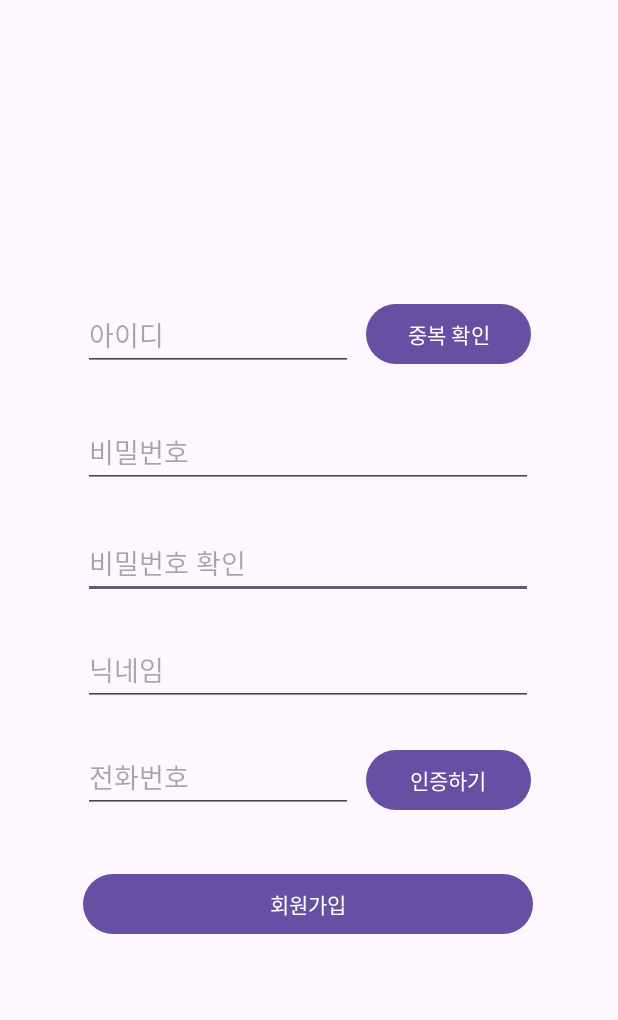
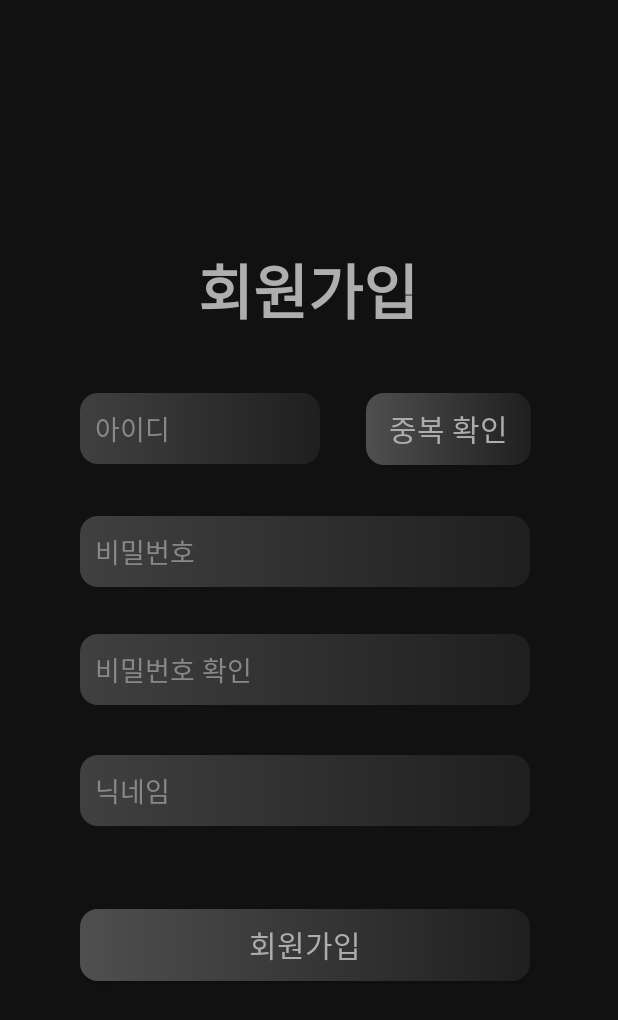
Before and after one commit to kimnayeon16/DrumsComeTrue, an Android app: the JoinActivity screen opened directly, with no data from a screen before it, after a tap on "회원가입", on a phone screen of 412 x 824 dp. Shown: the top 1020 px of the screen. Run offline under Robolectric (Android 15) with nearby library versions, the phone set to English and light mode, and no system bars.

Commit message:
feat: 회원가입 구현 완료

```diff
--- a/FE/app/src/main/java/com/ssafy/drumscometrue/retrofit2/ApiService.kt
+++ b/FE/app/src/main/java/com/ssafy/drumscometrue/retrofit2/ApiService.kt
@@ -1,14 +1,25 @@
 package com.ssafy.drumscometrue.retrofit2
 
+import com.ssafy.drumscometrue.user.join.JoinReq
 import com.ssafy.drumscometrue.user.login.LoginReq
 import okhttp3.ResponseBody
 import retrofit2.Call
 import retrofit2.http.Body
+import retrofit2.http.GET
 import retrofit2.http.Headers
 import retrofit2.http.POST
+import retrofit2.http.Path
 
 interface ApiService {
     @Headers("Content-Type: application/json")
     @POST("/api/v1/user/login")
     fun login(@Body req: LoginReq): Call<ResponseBody>
+
+    @Headers("Content-Type: application/json")
+    @POST("/api/v1/user/signup")
+    fun join(@Body req: JoinReq): Call<ResponseBody>
+
+    @Headers("Content-Type: application/json")
+    @GET("/api/v1/user/login/check/{userId}")
+    fun checkUserId(@Path("userId") userId: String): Call<ResponseBody>
 }
--- a/FE/app/src/main/java/com/ssafy/drumscometrue/user/join/JoinActivity.kt
+++ b/FE/app/src/main/java/com/ssafy/drumscometrue/user/join/JoinActivity.kt
@@ -1,61 +1,166 @@
 package com.ssafy.drumscometrue.user
 
+import android.content.Intent
 import android.os.Bundle
+import android.util.Log
 import android.widget.Button
 import android.widget.EditText
 import android.widget.Toast
+import androidx.appcompat.app.AlertDialog
 import androidx.appcompat.app.AppCompatActivity
+import com.google.gson.JsonSyntaxException
 import com.ssafy.drumscometrue.R
 import com.ssafy.drumscometrue.retrofit2.ApiService
+import com.ssafy.drumscometrue.user.join.JoinReq
+import com.ssafy.drumscometrue.user.login.LoginActivity
+import okhttp3.ResponseBody
+import retrofit2.Call
+import retrofit2.Callback
+import retrofit2.Response
 import retrofit2.Retrofit
 import retrofit2.converter.gson.GsonConverterFactory
 
 class JoinActivity : AppCompatActivity() {
 
+    // Text
+    private lateinit var userIdText: EditText
+    private lateinit var userPwText: EditText
+    private lateinit var userPwCheckText: EditText
+    private lateinit var userNameText: EditText
+
+    // Btn
+    private lateinit var userIdCheckBtn: Button
+    private lateinit var joinSubmitBtn: Button
+
+    private lateinit var retrofit: Retrofit
+    private lateinit var apiService: ApiService
+
     override fun onCreate(savedInstanceState: Bundle?) {
         super.onCreate(savedInstanceState)
         setContentView(R.layout.activity_join)
 
+        initUi()
+        setupListener()
+    }
+
+    private fun initUi() {
         // Text
-        var userIdText = findViewById<EditText>(R.id.user_id)
-        var userPwText = findViewById<EditText>(R.id.user_pwd)
-        var userPwCheckText = findViewById<EditText>(R.id.user_pwd_check)
-        var userNameText = findViewById<EditText>(R.id.user_name)
-        var userPhoneText = findViewById<EditText>(R.id.user_phone)
+        userIdText = findViewById<EditText>(R.id.user_id)
+        userPwText = findViewById<EditText>(R.id.user_pwd)
+        userPwCheckText = findViewById<EditText>(R.id.user_pwd_check)
+        userNameText = findViewById<EditText>(R.id.user_name)
 
         // Btn
-        val userIdCheckBtn = findViewById<Button>(R.id.user_id_dp_check)
-        val userPhoneCheckBtn = findViewById<Button>(R.id.user_phone_check)
-        val joinSubmitBtn = findViewById<Button>(R.id.join_submit)
+        userIdCheckBtn = findViewById<Button>(R.id.user_id_dp_check)
+        joinSubmitBtn = findViewById<Button>(R.id.join_submit)
 
-        // Retrofit set
-        val retrofit = Retrofit.Builder()
+
+        retrofit = Retrofit.Builder()
             .baseUrl("https://j9b107.p.ssafy.io:8000")
             .addConverterFactory(GsonConverterFactory.create())
             .build()
 
-        val apiService = retrofit.create(ApiService::class.java)
-        // end
+        apiService = retrofit.create(ApiService::class.java)
+    }
+
+    private fun setupListener() {
 
         // 아이디 중복 확인
-        userIdCheckBtn.setOnClickListener {
-            val userId = userIdText.text.toString()
-            Toast.makeText(this, userId, Toast.LENGTH_SHORT).show()
-        }
+        userIdCheckBtn.setOnClickListener { handleUserIdCheckClick() }
 
-        // 핸드폰 인증
-        userPhoneCheckBtn.setOnClickListener {
-            val phoneNumber = userPhoneText.text.toString()
-        }
-
-        // 회원가입
-        joinSubmitBtn.setOnClickListener {
-            val userId = userIdText.text.toString()
-            val userPw = userPwText.text.toString()
-            val userName = userNameText.text.toString()
-
-        }
+        // 회원 가입
+        joinSubmitBtn.setOnClickListener { handleJoinSubmitClick() }
 
     }
 
+    private fun handleUserIdCheckClick() {
+        // 버튼 리스너 설정
+        val userId = userIdText.text.toString()
+
+        // 호출해서 error 나오면 중복되었습니다 modal
+        apiService.checkUserId(userId)
+            .enqueue(object : Callback<ResponseBody> {
+                override fun onResponse(
+                    call: Call<ResponseBody>,
+                    response: Response<ResponseBody>
+                ) {
+                    Log.d("HTTP Status Code", response.code().toString())
+                    try {
+                        if (response.isSuccessful) {
+                            // 사용 가능한 아이디
+                            val dialog = AlertDialog.Builder(this@JoinActivity)
+                                .setMessage("사용 가능한 아이디 입니다.")
+                                .setPositiveButton("확인") { _, _ -> }
+                                .create()
+
+                            dialog.show()
+                        } else {
+                            // 사용 가능한 아이디
+                            val dialog = AlertDialog.Builder(this@JoinActivity)
+                                .setMessage("중복된 아이디 입니다.")
+                                .setPositiveButton("확인") { _, _ -> }
+                                .create()
+
+                            dialog.show()
+                        }
+                    } catch (e: JsonSyntaxException) {
+                        Log.d("error", "JSON 파싱 오류: ")
+                    }
+                }
+
+                override fun onFailure(call: Call<ResponseBody>, t: Throwable) {
+                    Log.d("Resp onFailure?", "실행됨")
+                }
+            })
+
+    }
+
+    private fun handleJoinSubmitClick() {
+        val joinReq = JoinReq(
+            userId = userIdText.text.toString(),
+            userPw = userPwText.text.toString(),
+            userName = userNameText.text.toString()
+        )
+
+        apiService.join(joinReq)
+            .enqueue(object : Callback<ResponseBody> {
+                override fun onResponse(
+                    call: Call<ResponseBody>,
+                    response: Response<ResponseBody>
+                ) {
+                    Log.d("HTTP Status Code", response.code().toString())
+                    try {
+                        if (response.isSuccessful) {
+                            // 회원가입 성공 다이얼로그 띄우기
+                            val dialog = AlertDialog.Builder(this@JoinActivity)
+                                .setTitle("회원가입 성공")
+                                .setMessage("회원가입이 완료되었습니다.")
+                                .setPositiveButton("확인") { _, _ ->
+                                    // 메인 페이지로 이동
+                                    val intent = Intent(this@JoinActivity, LoginActivity::class.java)
+                                    startActivity(intent)
+                                }
+                                .create()
+
+                            dialog.show()
+                        } else {
+                            // 회원가입 실패
+                            val dialog = AlertDialog.Builder(this@JoinActivity)
+                                .setTitle("회원가입 실패")
+                                .setMessage("정보를 다시 확인해주세요.")
+                                .setPositiveButton("확인") { _, _ -> }
+                                .create()
+
+                            dialog.show()
+                        }
+                    } catch (e: JsonSyntaxException) {
+                        Log.d("error", "JSON 파싱 오류: ")
+                    }
+                }
+
+                override fun onFailure(call: Call<ResponseBody>, t: Throwable) {
+                    Log.d("Resp onFailure?", "실행됨")
+                }
+            })
+    }
 }
--- /dev/null
+++ b/FE/app/src/main/java/com/ssafy/drumscometrue/user/join/JoinReq.kt
@@ -0,0 +1,9 @@
+package com.ssafy.drumscometrue.user.join
+
+import com.google.gson.annotations.SerializedName
+
+data class JoinReq(
+    @SerializedName("userId") val userId: String?,
+    @SerializedName("userName") val userName: String?,
+    @SerializedName("userPw") val userPw: String?
+)
--- a/FE/app/src/main/java/com/ssafy/drumscometrue/user/login/LoginActivity.kt
+++ b/FE/app/src/main/java/com/ssafy/drumscometrue/user/login/LoginActivity.kt
@@ -39,8 +39,6 @@ class LoginActivity : AppCompatActivity() {
     // Text
     private lateinit var loginIdText: EditText
     private lateinit var loginPwdText: EditText
-    private lateinit var findIdText: TextView
-    private lateinit var findPwdText: TextView
     private lateinit var joinText: TextView
     private lateinit var joinBtn: TextView
 
@@ -74,8 +72,6 @@ class LoginActivity : AppCompatActivity() {
 
         loginIdText = findViewById(R.id.login_id)
         loginPwdText = findViewById(R.id.login_pwd)
-        findIdText = findViewById(R.id.find_user_id)
-        findPwdText = findViewById(R.id.find_user_pwd)
         joinText = findViewById(R.id.join_user)
         joinBtn = findViewById(R.id.join_user)
 
--- a/FE/app/src/main/res/layout/activity_join.xml
+++ b/FE/app/src/main/res/layout/activity_join.xml
@@ -1,114 +1,123 @@
 <?xml version="1.0" encoding="utf-8"?>
 <androidx.constraintlayout.widget.ConstraintLayout xmlns:android="http://schemas.android.com/apk/res/android"
     xmlns:app="http://schemas.android.com/apk/res-auto"
-    xmlns:tools="http://schemas.android.com/tools"
     android:layout_width="match_parent"
-    android:layout_height="match_parent">
+    android:layout_height="match_parent"
+    android:background="#121111"
+    >
 
-    <Button
+    <TextView
+        android:id="@+id/app_name"
+        android:layout_width="wrap_content"
+        android:layout_height="wrap_content"
+        android:text="회원가입"
+        android:textAlignment="center"
+        android:textColor="#ADAEAE"
+        android:textSize="40sp"
+        android:textStyle="bold"
+        app:layout_constraintBottom_toBottomOf="parent"
+        app:layout_constraintEnd_toEndOf="parent"
+        app:layout_constraintHorizontal_bias="0.498"
+        app:layout_constraintStart_toStartOf="parent"
+        app:layout_constraintTop_toTopOf="parent"
+        app:layout_constraintVertical_bias="0.214" />
+
+    <androidx.appcompat.widget.AppCompatButton
         android:id="@+id/join_submit"
         android:layout_width="300dp"
         android:layout_height="wrap_content"
+        android:background="@drawable/gradient_background"
         android:text="회원가입"
+        android:textColor="#ACADAD"
+        android:textSize="20sp"
         app:layout_constraintBottom_toBottomOf="parent"
         app:layout_constraintEnd_toEndOf="parent"
-        app:layout_constraintHorizontal_bias="0.495"
+        app:layout_constraintHorizontal_bias="0.477"
         app:layout_constraintStart_toStartOf="parent"
         app:layout_constraintTop_toTopOf="parent"
-        app:layout_constraintVertical_bias="0.746" />
+        app:layout_constraintVertical_bias="0.781" />
 
     <EditText
         android:id="@+id/user_pwd_check"
         android:layout_width="300dp"
         android:layout_height="wrap_content"
+        android:background="@drawable/gradient_background2"
         android:ems="10"
-        android:inputType="textPassword"
         android:hint="비밀번호 확인"
+        android:inputType="text"
+        android:padding="10dp"
+        android:textColorHint="#888888"
         app:layout_constraintBottom_toBottomOf="parent"
         app:layout_constraintEnd_toEndOf="parent"
-        app:layout_constraintHorizontal_bias="0.495"
+        app:layout_constraintHorizontal_bias="0.477"
         app:layout_constraintStart_toStartOf="parent"
         app:layout_constraintTop_toTopOf="parent"
-        app:layout_constraintVertical_bias="0.453" />
+        app:layout_constraintVertical_bias="0.544" />
+
+    <EditText
+        android:id="@+id/user_id"
+        android:layout_width="160dp"
+        android:layout_height="wrap_content"
+        android:background="@drawable/gradient_background2"
+        android:ems="10"
+        android:hint="아이디"
+        android:inputType="text"
+        android:padding="10dp"
+        android:textColorHint="#888888"
+        app:layout_constraintBottom_toBottomOf="parent"
+        app:layout_constraintEnd_toEndOf="parent"
+        app:layout_constraintHorizontal_bias="0.211"
+        app:layout_constraintStart_toStartOf="parent"
+        app:layout_constraintTop_toTopOf="parent"
+        app:layout_constraintVertical_bias="0.337" />
+
+    <androidx.appcompat.widget.AppCompatButton
+        android:id="@+id/user_id_dp_check"
+        android:layout_width="110dp"
+        android:layout_height="wrap_content"
+        android:background="@drawable/gradient_background"
+        android:text="중복 확인"
+        android:textColor="#ACADAD"
+        android:textSize="20sp"
+        app:layout_constraintBottom_toBottomOf="parent"
+        app:layout_constraintEnd_toEndOf="parent"
+        app:layout_constraintHorizontal_bias="0.807"
+        app:layout_constraintStart_toStartOf="parent"
+        app:layout_constraintTop_toTopOf="parent"
+        app:layout_constraintVertical_bias="0.338" />
 
     <EditText
         android:id="@+id/user_pwd"
         android:layout_width="300dp"
         android:layout_height="wrap_content"
+        android:background="@drawable/gradient_background2"
         android:ems="10"
-        android:inputType="textPassword"
         android:hint="비밀번호"
+        android:inputType="text"
+        android:padding="10dp"
+        android:textColorHint="#888888"
         app:layout_constraintBottom_toBottomOf="parent"
         app:layout_constraintEnd_toEndOf="parent"
-        app:layout_constraintHorizontal_bias="0.495"
+        app:layout_constraintHorizontal_bias="0.477"
         app:layout_constraintStart_toStartOf="parent"
         app:layout_constraintTop_toTopOf="parent"
-        app:layout_constraintVertical_bias="0.357" />
-
-    <Button
-        android:id="@+id/user_id_dp_check"
-        android:layout_width="110dp"
-        android:layout_height="wrap_content"
-        android:text="중복 확인"
-        app:layout_constraintBottom_toBottomOf="parent"
-        app:layout_constraintEnd_toEndOf="parent"
-        app:layout_constraintHorizontal_bias="0.807"
-        app:layout_constraintStart_toStartOf="parent"
-        app:layout_constraintTop_toTopOf="parent"
-        app:layout_constraintVertical_bias="0.256" />
-
-    <EditText
-        android:id="@+id/user_id"
-        android:layout_width="180dp"
-        android:layout_height="wrap_content"
-        android:ems="10"
-        android:inputType="text"
-        android:hint="아이디"
-        app:layout_constraintBottom_toBottomOf="parent"
-        app:layout_constraintEnd_toEndOf="parent"
-        app:layout_constraintHorizontal_bias="0.238"
-        app:layout_constraintStart_toStartOf="parent"
-        app:layout_constraintTop_toTopOf="parent"
-        app:layout_constraintVertical_bias="0.257" />
+        app:layout_constraintVertical_bias="0.443" />
 
     <EditText
         android:id="@+id/user_name"
         android:layout_width="300dp"
         android:layout_height="wrap_content"
+        android:background="@drawable/gradient_background2"
         android:ems="10"
+        android:hint="닉네임"
         android:inputType="text"
-        android:hint="닉네임"
+        android:padding="10dp"
+        android:textColorHint="#888888"
         app:layout_constraintBottom_toBottomOf="parent"
         app:layout_constraintEnd_toEndOf="parent"
-        app:layout_constraintHorizontal_bias="0.497"
+        app:layout_constraintHorizontal_bias="0.477"
         app:layout_constraintStart_toStartOf="parent"
         app:layout_constraintTop_toTopOf="parent"
-        app:layout_constraintVertical_bias="0.545" />
-
-    <EditText
-        android:id="@+id/user_phone"
-        android:layout_width="180dp"
-        android:layout_height="wrap_content"
-        android:ems="10"
-        android:inputType="phone"
-        android:hint="전화번호"
-        app:layout_constraintBottom_toBottomOf="parent"
-        app:layout_constraintEnd_toEndOf="parent"
-        app:layout_constraintHorizontal_bias="0.238"
-        app:layout_constraintStart_toStartOf="parent"
-        app:layout_constraintTop_toTopOf="parent"
-        app:layout_constraintVertical_bias="0.637" />
-
-    <Button
-        android:id="@+id/user_phone_check"
-        android:layout_width="110dp"
-        android:layout_height="wrap_content"
-        android:text="인증하기"
-        app:layout_constraintBottom_toBottomOf="parent"
-        app:layout_constraintEnd_toEndOf="parent"
-        app:layout_constraintHorizontal_bias="0.807"
-        app:layout_constraintStart_toStartOf="parent"
-        app:layout_constraintTop_toTopOf="parent"
-        app:layout_constraintVertical_bias="0.639" />
+        app:layout_constraintVertical_bias="0.648" />
 
 </androidx.constraintlayout.widget.ConstraintLayout>
```
Also changed, not shown: FE/app/src/main/res/layout/activity_login.xml (+0 -20 lines).
